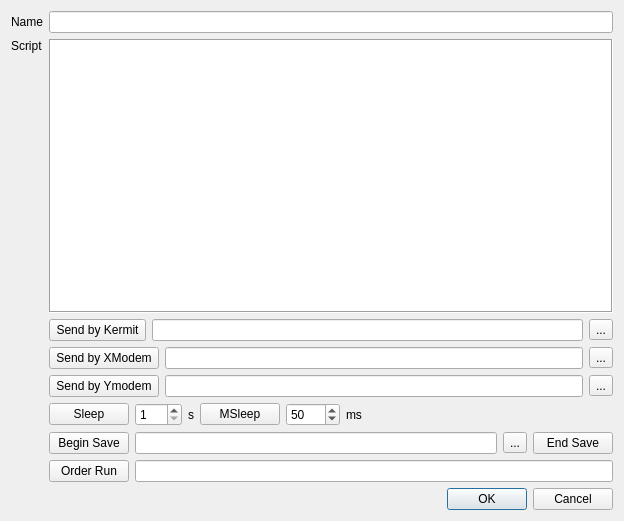
Qt form dialog/commanddialog.ui (flysnow010/flyterm) before a commit.
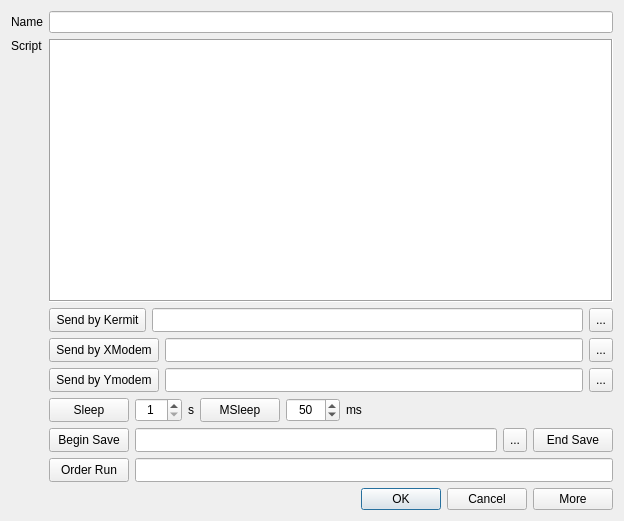
The same form after that commit.

Commit message: add showMore and remove !end

```diff
--- a/dialog/commanddialog.ui
+++ b/dialog/commanddialog.ui
@@ -15,17 +15,7 @@
   </property>
   <layout class="QVBoxLayout" name="verticalLayout">
    <item>
-    <layout class="QGridLayout" name="gridLayout" rowstretch="0,0,1,0,0,0,0,0,0" columnstretch="0,0,0,0">
-     <item row="0" column="0">
-      <widget class="QLabel" name="label">
-       <property name="text">
-        <string>Name</string>
-       </property>
-      </widget>
-     </item>
-     <item row="0" column="1" colspan="3">
-      <widget class="QLineEdit" name="editName"/>
-     </item>
+    <layout class="QGridLayout" name="gridLayout" rowstretch="0,0,1,0,0,0,0,0,0" columnstretch="0,1,0,0">
      <item row="1" column="0">
       <widget class="QLabel" name="label_2">
        <property name="sizePolicy">
@@ -39,6 +29,9 @@
        </property>
       </widget>
      </item>
+     <item row="0" column="1" colspan="3">
+      <widget class="QLineEdit" name="editName"/>
+     </item>
      <item row="2" column="0" rowspan="7">
       <spacer name="verticalSpacer">
        <property name="orientation">
@@ -52,35 +45,120 @@
        </property>
       </spacer>
      </item>
-     <item row="3" column="1" colspan="3">
-      <layout class="QHBoxLayout" name="horizontalLayoutKermit">
+     <item row="0" column="0">
+      <widget class="QLabel" name="label">
+       <property name="text">
+        <string>Name</string>
+       </property>
+      </widget>
+     </item>
+     <item row="1" column="1" rowspan="2" colspan="3">
+      <widget class="QPlainTextEdit" name="editScript">
+       <property name="font">
+        <font>
+         <pointsize>12</pointsize>
+         <weight>50</weight>
+         <bold>false</bold>
+        </font>
+       </property>
+       <property name="frameShape">
+        <enum>QFrame::Box</enum>
+       </property>
+       <property name="frameShadow">
+        <enum>QFrame::Sunken</enum>
+       </property>
+      </widget>
+     </item>
+     <item row="7" column="1" colspan="3">
+      <widget class="QWidget" name="widSave" native="true">
+       <layout class="QHBoxLayout" name="horizontalLayoutSave">
+        <property name="leftMargin">
+         <number>0</number>
+        </property>
+        <property name="topMargin">
+         <number>0</number>
+        </property>
+        <property name="rightMargin">
+         <number>0</number>
+        </property>
+        <property name="bottomMargin">
+         <number>0</number>
+        </property>
        <item>
-        <widget class="QPushButton" name="btnSendByKermit">
+         <widget class="QPushButton" name="btnBeginSave">
+          <property name="minimumSize">
+           <size>
+            <width>0</width>
+            <height>24</height>
+           </size>
+          </property>
          <property name="text">
-          <string> Send by Kermit </string>
+           <string>Begin Save</string>
          </property>
         </widget>
        </item>
        <item>
-        <widget class="QLineEdit" name="lineEditFilenameForKermit">
-         <property name="readOnly">
-          <bool>true</bool>
+         <widget class="QLineEdit" name="lineEditSaveFileName">
+          <property name="minimumSize">
+           <size>
+            <width>0</width>
+            <height>24</height>
+           </size>
          </property>
         </widget>
        </item>
        <item>
-        <widget class="QToolButton" name="btnBrowseFilenameForKermit">
+         <widget class="QToolButton" name="btnBrowseSaveFilename">
+          <property name="minimumSize">
+           <size>
+            <width>0</width>
+            <height>24</height>
+           </size>
+          </property>
          <property name="text">
           <string>...</string>
          </property>
         </widget>
        </item>
-      </layout>
+        <item>
+         <widget class="QPushButton" name="btnEndSave">
+          <property name="minimumSize">
+           <size>
+            <width>0</width>
+            <height>24</height>
+           </size>
+          </property>
+          <property name="text">
+           <string>End Save</string>
+          </property>
+         </widget>
+        </item>
+       </layout>
+      </widget>
      </item>
      <item row="4" column="1" colspan="3">
+      <widget class="QWidget" name="widSendByXModem" native="true">
       <layout class="QHBoxLayout" name="horizontalLayoutXModem">
+        <property name="leftMargin">
+         <number>0</number>
+        </property>
+        <property name="topMargin">
+         <number>0</number>
+        </property>
+        <property name="rightMargin">
+         <number>0</number>
+        </property>
+        <property name="bottomMargin">
+         <number>0</number>
+        </property>
        <item>
         <widget class="QPushButton" name="btnSendByXModem">
+          <property name="minimumSize">
+           <size>
+            <width>0</width>
+            <height>24</height>
+           </size>
+          </property>
          <property name="text">
           <string> Send by XModem </string>
          </property>
@@ -88,6 +166,12 @@
        </item>
        <item>
         <widget class="QLineEdit" name="lineEditFilenameForXModem">
+          <property name="minimumSize">
+           <size>
+            <width>0</width>
+            <height>24</height>
+           </size>
+          </property>
          <property name="readOnly">
           <bool>true</bool>
          </property>
@@ -95,17 +179,43 @@
        </item>
        <item>
         <widget class="QToolButton" name="btnBrowseFilenameForXModem">
+          <property name="minimumSize">
+           <size>
+            <width>0</width>
+            <height>24</height>
+           </size>
+          </property>
          <property name="text">
           <string>...</string>
          </property>
         </widget>
        </item>
       </layout>
+      </widget>
      </item>
      <item row="5" column="1" colspan="3">
+      <widget class="QWidget" name="widSendByYModem" native="true">
       <layout class="QHBoxLayout" name="horizontalLayoutYModem">
+        <property name="leftMargin">
+         <number>0</number>
+        </property>
+        <property name="topMargin">
+         <number>0</number>
+        </property>
+        <property name="rightMargin">
+         <number>0</number>
+        </property>
+        <property name="bottomMargin">
+         <number>0</number>
+        </property>
        <item>
         <widget class="QPushButton" name="btnSendByYModem">
+          <property name="minimumSize">
+           <size>
+            <width>0</width>
+            <height>24</height>
+           </size>
+          </property>
          <property name="text">
           <string> Send by Ymodem </string>
          </property>
@@ -113,6 +223,12 @@
        </item>
        <item>
         <widget class="QLineEdit" name="lineEditFilenameForYModem">
+          <property name="minimumSize">
+           <size>
+            <width>0</width>
+            <height>24</height>
+           </size>
+          </property>
          <property name="readOnly">
           <bool>true</bool>
          </property>
@@ -120,17 +236,102 @@
        </item>
        <item>
         <widget class="QToolButton" name="btnBrowseFilenameForYModem">
+          <property name="minimumSize">
+           <size>
+            <width>0</width>
+            <height>24</height>
+           </size>
+          </property>
          <property name="text">
           <string>...</string>
          </property>
         </widget>
        </item>
       </layout>
+      </widget>
      </item>
-     <item row="6" column="1">
+     <item row="3" column="1" colspan="3">
+      <widget class="QWidget" name="widSendByKermit" native="true">
+       <layout class="QHBoxLayout" name="horizontalLayoutKermit">
+        <property name="leftMargin">
+         <number>0</number>
+        </property>
+        <property name="topMargin">
+         <number>0</number>
+        </property>
+        <property name="rightMargin">
+         <number>0</number>
+        </property>
+        <property name="bottomMargin">
+         <number>0</number>
+        </property>
+        <item>
+         <widget class="QPushButton" name="btnSendByKermit">
+          <property name="minimumSize">
+           <size>
+            <width>0</width>
+            <height>24</height>
+           </size>
+          </property>
+          <property name="text">
+           <string> Send by Kermit </string>
+          </property>
+         </widget>
+        </item>
+        <item>
+         <widget class="QLineEdit" name="lineEditFilenameForKermit">
+          <property name="minimumSize">
+           <size>
+            <width>0</width>
+            <height>24</height>
+           </size>
+          </property>
+          <property name="readOnly">
+           <bool>true</bool>
+          </property>
+         </widget>
+        </item>
+        <item>
+         <widget class="QToolButton" name="btnBrowseFilenameForKermit">
+          <property name="minimumSize">
+           <size>
+            <width>0</width>
+            <height>24</height>
+           </size>
+          </property>
+          <property name="text">
+           <string>...</string>
+          </property>
+         </widget>
+        </item>
+       </layout>
+      </widget>
+     </item>
+     <item row="6" column="1" colspan="3">
+      <widget class="QWidget" name="widSleep" native="true">
+       <layout class="QHBoxLayout" name="horizontalLayout_2">
+        <property name="leftMargin">
+         <number>0</number>
+        </property>
+        <property name="topMargin">
+         <number>0</number>
+        </property>
+        <property name="rightMargin">
+         <number>0</number>
+        </property>
+        <property name="bottomMargin">
+         <number>0</number>
+        </property>
+        <item>
       <layout class="QHBoxLayout" name="horizontalLayoutSleep">
        <item>
         <widget class="QPushButton" name="btnSleep">
+            <property name="minimumSize">
+             <size>
+              <width>0</width>
+              <height>24</height>
+             </size>
+            </property>
          <property name="text">
           <string>Sleep</string>
          </property>
@@ -138,12 +339,27 @@
        </item>
        <item>
         <widget class="QSpinBox" name="spinBoxSecond">
+            <property name="minimumSize">
+             <size>
+              <width>0</width>
+              <height>24</height>
+             </size>
+            </property>
+            <property name="alignment">
+             <set>Qt::AlignCenter</set>
+            </property>
+            <property name="prefix">
+             <string/>
+            </property>
          <property name="minimum">
           <number>1</number>
          </property>
          <property name="maximum">
           <number>100</number>
          </property>
+            <property name="displayIntegerBase">
+             <number>10</number>
+            </property>
         </widget>
        </item>
        <item>
@@ -155,10 +371,16 @@
        </item>
       </layout>
      </item>
-     <item row="6" column="2">
+        <item>
       <layout class="QHBoxLayout" name="horizontalLayoutMSleep">
        <item>
         <widget class="QPushButton" name="btnMSleep">
+            <property name="minimumSize">
+             <size>
+              <width>0</width>
+              <height>24</height>
+             </size>
+            </property>
          <property name="text">
           <string>MSleep</string>
          </property>
@@ -166,6 +388,18 @@
        </item>
        <item>
         <widget class="QSpinBox" name="spinBoxMSecond">
+            <property name="minimumSize">
+             <size>
+              <width>0</width>
+              <height>24</height>
+             </size>
+            </property>
+            <property name="alignment">
+             <set>Qt::AlignCenter</set>
+            </property>
+            <property name="prefix">
+             <string/>
+            </property>
          <property name="minimum">
           <number>1</number>
          </property>
@@ -186,8 +420,8 @@
        </item>
       </layout>
      </item>
-     <item row="6" column="3">
-      <spacer name="horizontalSpacer">
+        <item>
+         <spacer name="horizontalSpacer_3">
        <property name="orientation">
         <enum>Qt::Horizontal</enum>
        </property>
@@ -199,66 +433,69 @@
        </property>
       </spacer>
      </item>
-     <item row="7" column="1" colspan="3">
-      <layout class="QHBoxLayout" name="horizontalLayoutSave">
-       <item>
-        <widget class="QPushButton" name="btnBeginSave">
-         <property name="text">
-          <string>Begin Save</string>
-         </property>
-        </widget>
-       </item>
-       <item>
-        <widget class="QLineEdit" name="lineEditSaveFileName"/>
-       </item>
-       <item>
-        <widget class="QToolButton" name="btnBrowseSaveFilename">
-         <property name="text">
-          <string>...</string>
-         </property>
-        </widget>
-       </item>
-       <item>
-        <widget class="QPushButton" name="btnEndSave">
-         <property name="text">
-          <string>End Save</string>
-         </property>
-        </widget>
-       </item>
-      </layout>
+       </layout>
+      </widget>
      </item>
      <item row="8" column="1" colspan="3">
+      <widget class="QWidget" name="widRun" native="true">
       <layout class="QHBoxLayout" name="horizontalLayoutRun">
+        <property name="leftMargin">
+         <number>0</number>
+        </property>
+        <property name="topMargin">
+         <number>0</number>
+        </property>
+        <property name="rightMargin">
+         <number>0</number>
+        </property>
+        <property name="bottomMargin">
+         <number>0</number>
+        </property>
        <item>
         <widget class="QPushButton" name="btnOrderRun">
+          <property name="minimumSize">
+           <size>
+            <width>0</width>
+            <height>24</height>
+           </size>
+          </property>
          <property name="text">
           <string>Order Run</string>
          </property>
         </widget>
        </item>
        <item>
-        <widget class="QLineEdit" name="lineEditOrderRunPrompt"/>
-       </item>
-      </layout>
+         <widget class="QLineEdit" name="lineEditOrderRunPrompt">
+          <property name="minimumSize">
+           <size>
+            <width>0</width>
+            <height>24</height>
+           </size>
+          </property>
+         </widget>
+        </item>
+       </layout>
+      </widget>
      </item>
-     <item row="1" column="1" rowspan="2" colspan="3">
-      <widget class="QPlainTextEdit" name="editScript">
-       <property name="font">
-        <font>
-         <pointsize>12</pointsize>
-         <weight>50</weight>
-         <bold>false</bold>
-        </font>
-       </property>
-       <property name="frameShape">
-        <enum>QFrame::Box</enum>
+    </layout>
+   </item>
+   <item>
+    <layout class="QHBoxLayout" name="horizontalLayout">
+     <property name="leftMargin">
+      <number>0</number>
+     </property>
+     <item>
+      <spacer name="horizontalSpacer_2">
+       <property name="orientation">
+        <enum>Qt::Horizontal</enum>
        </property>
-       <property name="frameShadow">
-        <enum>QFrame::Sunken</enum>
+       <property name="sizeHint" stdset="0">
+        <size>
+         <width>40</width>
+         <height>20</height>
+        </size>
        </property>
-      </widget>
-     </item>
-    </layout>
+      </spacer>
    </item>
    <item>
     <widget class="QDialogButtonBox" name="buttonBox">
@@ -270,6 +507,15 @@
      </property>
     </widget>
    </item>
+     <item>
+      <widget class="QPushButton" name="btnMore">
+       <property name="text">
+        <string>More</string>
+       </property>
+      </widget>
+     </item>
+    </layout>
+   </item>
   </layout>
  </widget>
  <resources/>
```
Left out of the diff: 8 changed lines with no effect on the pictures. Lines whose indentation alone changed are shown as unchanged. The commit also changes 2 other files.
